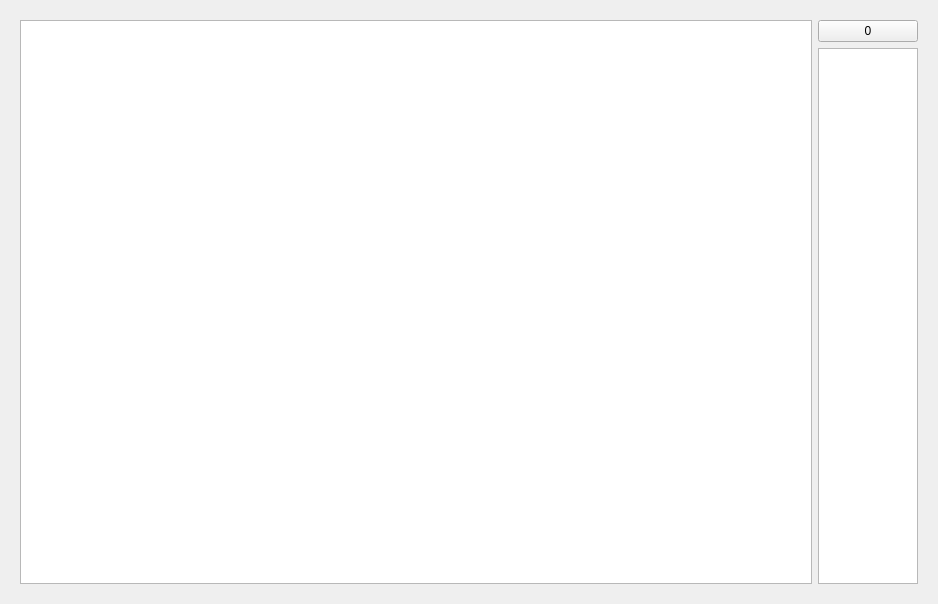
This is Gamma/matriz.ui in enrique76/Gamma as Qt 5 draws it before an edit. The edited form follows.
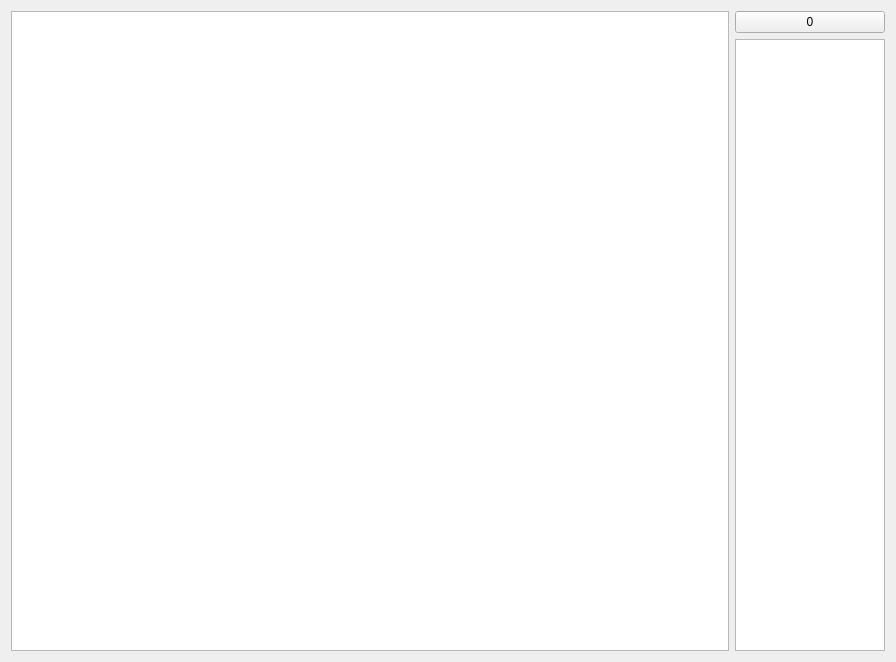
This is the edited form.

```diff
--- a/Gamma/matriz.ui
+++ b/Gamma/matriz.ui
@@ -6,20 +6,13 @@
    <rect>
     <x>0</x>
     <y>0</y>
-    <width>938</width>
-    <height>604</height>
+    <width>896</width>
+    <height>662</height>
    </rect>
   </property>
   <property name="windowTitle">
    <string>Form</string>
   </property>
-  <layout class="QGridLayout" name="gridLayout_2">
-   <item row="0" column="0">
-    <widget class="QStackedWidget" name="capas">
-     <property name="currentIndex">
-      <number>0</number>
-     </property>
-     <widget class="QWidget" name="page">
       <layout class="QGridLayout" name="gridLayout">
        <item row="0" column="0">
         <layout class="QHBoxLayout" name="horizontalLayout">
@@ -32,7 +25,7 @@
             <widget class="QPushButton" name="cambioVector">
              <property name="maximumSize">
               <size>
-               <width>100</width>
+           <width>150</width>
                <height>16777215</height>
               </size>
              </property>
@@ -45,23 +38,15 @@
             <widget class="QTableWidget" name="v">
              <property name="maximumSize">
               <size>
-               <width>100</width>
+           <width>150</width>
                <height>16777215</height>
               </size>
              </property>
-             <attribute name="horizontalHeaderVisible">
-              <bool>false</bool>
-             </attribute>
             </widget>
            </item>
           </layout>
          </item>
         </layout>
-       </item>
-      </layout>
-     </widget>
-     <widget class="QWidget" name="page_2"/>
-    </widget>
    </item>
   </layout>
  </widget>
```
Left out of the diff: 10 changed lines with no effect on the pictures. Lines whose indentation alone changed are shown as unchanged.
